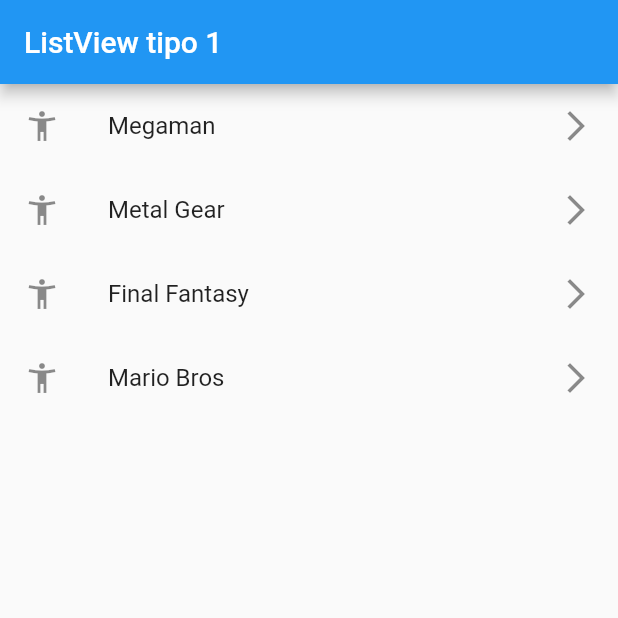
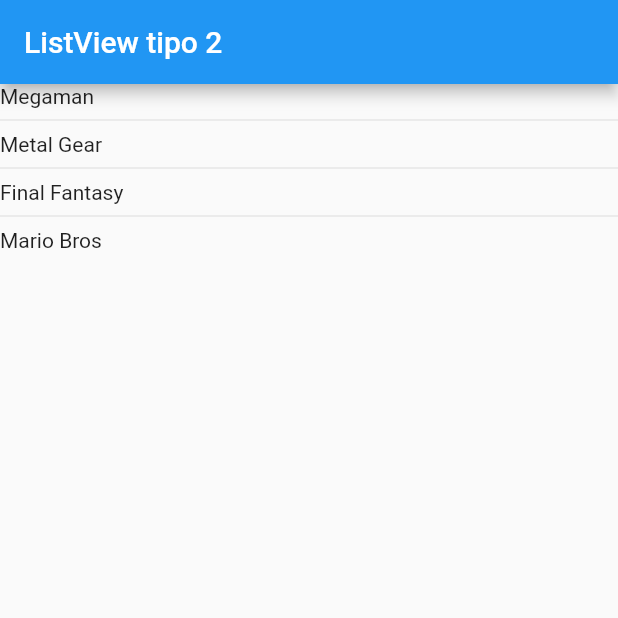
Before and after one commit to teorcl/fl_components, a Flutter app: the screen it shows after launch, on a phone screen of 412 x 824 dp, the top half of it. Run offline on Flutter 3.47's test engine with Material 2 defaults, Android fonts, the phone set to English and light mode, and no system bars.

Commit message:
lisView.separated version 1

```diff
--- a/lib/main.dart
+++ b/lib/main.dart
@@ -1,5 +1,5 @@
-import 'package:fl_components/screens/listview1_screen.dart';
 import 'package:flutter/material.dart';
+import 'package:fl_components/screens/listview2_screen.dart';
 
 void main() => runApp(const MyApp());
 
@@ -11,7 +11,7 @@ class MyApp extends StatelessWidget {
     return  MaterialApp(
       debugShowCheckedModeBanner: false,
       title: 'Material App',
-      home: ListView1Screen()
+      home: ListView2Screen()
     );
   }
 }
--- a/lib/screens/listview1_screen.dart
+++ b/lib/screens/listview1_screen.dart
@@ -1,5 +1,6 @@
 import 'package:flutter/material.dart';
 
+// ignore: must_be_immutable
 class ListView1Screen extends StatelessWidget {
 
   List<String> options = const['Megaman', 'Metal Gear', 'Final Fantasy','Mario Bros'];
--- /dev/null
+++ b/lib/screens/listview2_screen.dart
@@ -0,0 +1,24 @@
+import 'package:flutter/material.dart';
+
+class ListView2Screen extends StatelessWidget {
+  List<String> options = const [
+    'Megaman',
+    'Metal Gear',
+    'Final Fantasy',
+    'Mario Bros'
+  ];
+
+  ListView2Screen({Key? key}) : super(key: key);
+
+  @override
+  Widget build(BuildContext context) {
+    return Scaffold(
+        appBar: AppBar(
+          title: const Text("ListView tipo 2"),
+        ),
+        body: ListView.separated(
+            itemBuilder: (context, index) =>  Text(options[index]),
+            separatorBuilder: (_, __) => const  Divider(),
+            itemCount: options.length));
+  }
+}
```
